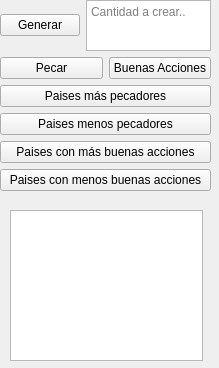
Before: the Qt Designer form progra2/worldwindow.ui in madri308/Heaven_vs_Hell, drawn with Qt 5.
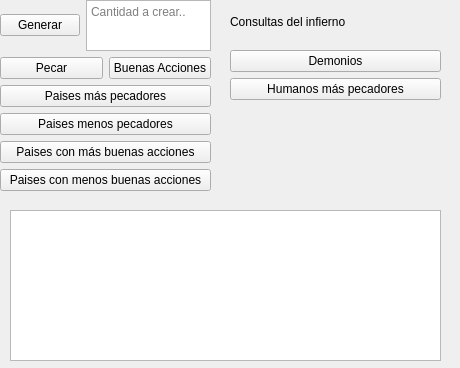
After: the same form once the commit is applied. Icons and pictures are not drawn.

Diff of the .ui file:
```diff
--- a/progra2/worldwindow.ui
+++ b/progra2/worldwindow.ui
@@ -6,7 +6,7 @@
    <rect>
     <x>0</x>
     <y>0</y>
-    <width>219</width>
+    <width>460</width>
     <height>368</height>
    </rect>
   </property>
@@ -143,11 +143,50 @@
      <rect>
       <x>10</x>
       <y>210</y>
-      <width>193</width>
+      <width>431</width>
       <height>151</height>
      </rect>
     </property>
    </widget>
+   <widget class="QWidget" name="verticalWidget_2" native="true">
+    <property name="geometry">
+     <rect>
+      <x>230</x>
+      <y>0</y>
+      <width>211</width>
+      <height>100</height>
+     </rect>
+    </property>
+    <property name="minimumSize">
+     <size>
+      <width>100</width>
+      <height>100</height>
+     </size>
+    </property>
+    <layout class="QVBoxLayout" name="verticalLayout_2">
+     <item>
+      <widget class="QLabel" name="label">
+       <property name="text">
+        <string>Consultas del infierno</string>
+       </property>
+      </widget>
+     </item>
+     <item>
+      <widget class="QPushButton" name="showDemon">
+       <property name="text">
+        <string>Demonios</string>
+       </property>
+      </widget>
+     </item>
+     <item>
+      <widget class="QPushButton" name="pushButton_2">
+       <property name="text">
+        <string>Humanos más pecadores</string>
+       </property>
+      </widget>
+     </item>
+    </layout>
+   </widget>
   </widget>
  </widget>
  <resources>
```
